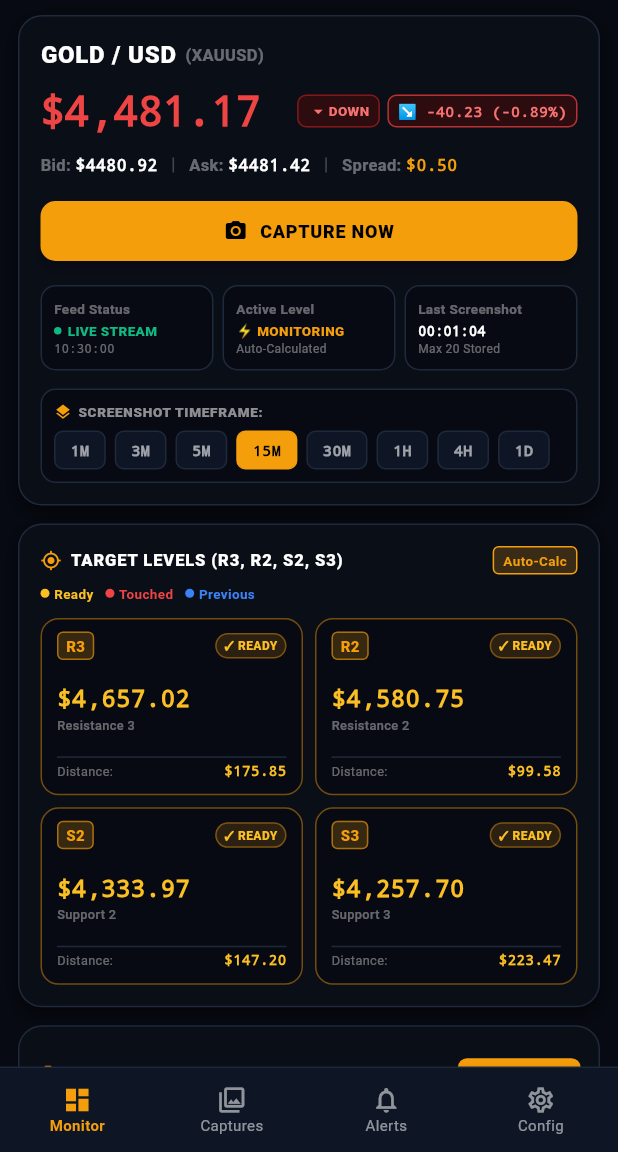
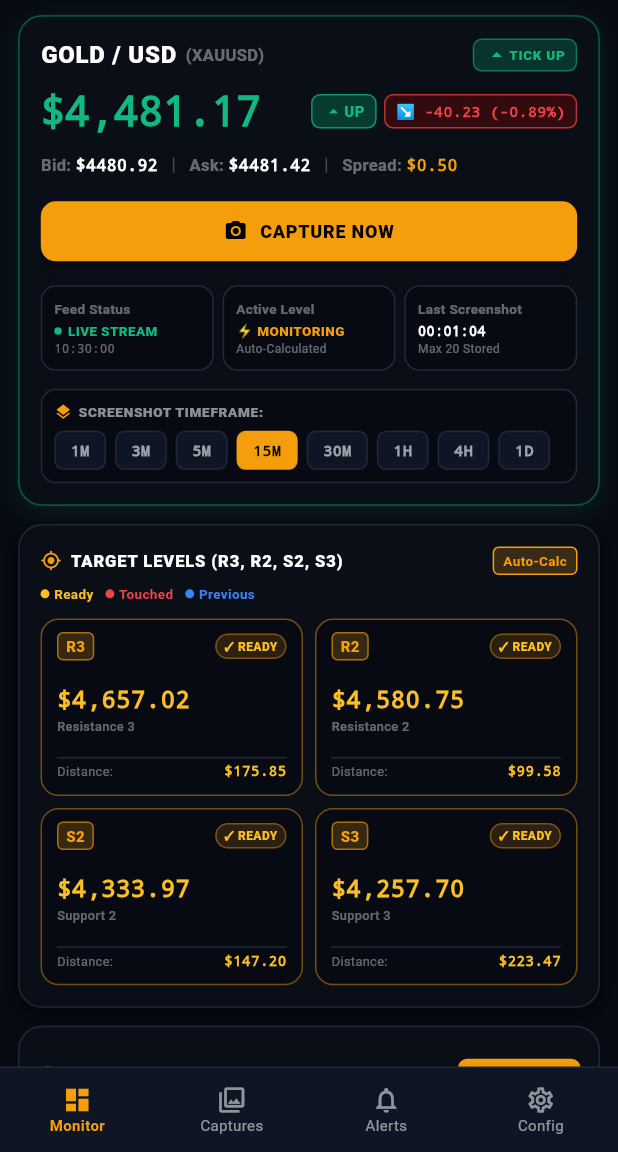
Before and after one commit to Jaspinder-18/gold_mobile_app-, a Flutter app: the screen it shows after launch, on a phone screen of 412 x 824 dp, the part 84-1236 px from its top. Run offline on Flutter 3.47's test engine with Material 3 defaults, Android fonts, the phone set to English and light mode, and no system bars; our stand-ins replace audioplayers, cached_network_image, flutter_local_notifications, photo_view, shared_preferences, socket_io_client; network calls fail.

Commit message:
Improve mobile UI with real-time price tick direction glow and persistent level fetching

```diff
--- a/lib/screens/home_screen.dart
+++ b/lib/screens/home_screen.dart
@@ -24,6 +24,8 @@ class _HomeScreenState extends State<HomeScreen> with SingleTickerProviderStateM
   PivotConfig _config = PivotConfig();
   List<AlertEvent> _alerts = [];
   bool _isConnected = false;
+  double _previousPrice = 0.0;
+  String _tickDirection = 'UP';
 
   final List<String> _timeframes = ['1M', '3M', '5M', '15M', '30M', '1H', '4H', '1D'];
 
@@ -38,9 +40,27 @@ class _HomeScreenState extends State<HomeScreen> with SingleTickerProviderStateM
     _config = _socketService.currentConfig;
     _alerts = _socketService.recentAlerts;
     _isConnected = _socketService.isConnected;
+    if (_tick != null) {
+      _previousPrice = _tick!.price;
+      _tickDirection = _tick!.change >= 0 ? 'UP' : 'DOWN';
+    }
 
     _socketService.onMarketTick = (tick) {
-      if (mounted) setState(() => _tick = tick);
+      if (mounted) {
+        setState(() {
+          if (_previousPrice > 0) {
+            if (tick.price > _previousPrice) {
+              _tickDirection = 'UP';
+            } else if (tick.price < _previousPrice) {
+              _tickDirection = 'DOWN';
+            }
+          } else {
+            _tickDirection = tick.change >= 0 ? 'UP' : 'DOWN';
+          }
+          _previousPrice = tick.price;
+          _tick = tick;
+        });
+      }
     };
 
     _socketService.onConfigUpdate = (config) {
@@ -330,22 +350,29 @@ class _HomeScreenState extends State<HomeScreen> with SingleTickerProviderStateM
   Widget _buildWebStyleSpotPriceCard(double price) {
     final change = _tick?.change ?? -40.23;
     final changePercent = _tick?.changePercent ?? -0.89;
-    final isPos = change >= 0;
+    final isDayPos = change >= 0;
+    final isTickUp = _tickDirection == 'UP';
     final bid = _tick?.bid ?? (price - 0.25);
     final ask = _tick?.ask ?? (price + 0.25);
     final spread = (ask - bid).abs();
     final timeStr = DateFormat('HH:mm:ss').format(DateTime.now());
+
+    final tickColor = isTickUp ? const Color(0xFF10B981) : const Color(0xFFEF4444);
+    final dayColor = isDayPos ? const Color(0xFF10B981) : const Color(0xFFEF4444);
 
     return Container(
       padding: const EdgeInsets.all(14),
       decoration: BoxDecoration(
         color: const Color(0xFF0A0E17),
         borderRadius: BorderRadius.circular(16),
-        border: Border.all(color: const Color(0xFF1E293B)),
+        border: Border.all(
+          color: isTickUp ? const Color(0xFF059669).withValues(alpha: 0.5) : const Color(0xFFDC2626).withValues(alpha: 0.5),
+          width: 1.2,
+        ),
         boxShadow: [
           BoxShadow(
-            color: Colors.black.withValues(alpha: 0.6),
-            blurRadius: 10,
+            color: isTickUp ? const Color(0xFF10B981).withValues(alpha: 0.12) : const Color(0xFFEF4444).withValues(alpha: 0.12),
+            blurRadius: 16,
             offset: const Offset(0, 4),
           ),
         ],
@@ -354,6 +381,9 @@ class _HomeScreenState extends State<HomeScreen> with SingleTickerProviderStateM
         crossAxisAlignment: CrossAxisAlignment.start,
         children: [
           // Title
+          Row(
+            mainAxisAlignment: MainAxisAlignment.spaceBetween,
+            children: [
               Row(
                 children: [
                   const Text(
@@ -364,6 +394,26 @@ class _HomeScreenState extends State<HomeScreen> with SingleTickerProviderStateM
                   const Text(
                     '(XAUUSD)',
                     style: TextStyle(color: Colors.white38, fontSize: 11, fontWeight: FontWeight.bold),
+                  ),
+                ],
+              ),
+              Container(
+                padding: const EdgeInsets.symmetric(horizontal: 7, vertical: 2),
+                decoration: BoxDecoration(
+                  color: isTickUp ? const Color(0xFF064E3B).withValues(alpha: 0.6) : const Color(0xFF450A0A).withValues(alpha: 0.6),
+                  borderRadius: BorderRadius.circular(6),
+                  border: Border.all(color: tickColor.withValues(alpha: 0.5)),
+                ),
+                child: Row(
+                  mainAxisSize: MainAxisSize.min,
+                  children: [
+                    Icon(isTickUp ? Icons.arrow_drop_up : Icons.arrow_drop_down, color: tickColor, size: 16),
+                    Text(
+                      isTickUp ? 'TICK UP' : 'TICK DOWN',
+                      style: TextStyle(color: tickColor, fontSize: 9, fontWeight: FontWeight.w900, letterSpacing: 0.5),
+                    ),
+                  ],
+                ),
               ),
             ],
           ),
@@ -382,7 +432,7 @@ class _HomeScreenState extends State<HomeScreen> with SingleTickerProviderStateM
                   child: Text(
                     '\$${NumberFormat('#,##0.00').format(price)}',
                     style: TextStyle(
-                      color: isPos ? const Color(0xFF10B981) : const Color(0xFFEF4444),
+                      color: tickColor,
                       fontWeight: FontWeight.w900,
                       fontSize: 28,
                       fontFamily: 'monospace',
@@ -396,35 +446,35 @@ class _HomeScreenState extends State<HomeScreen> with SingleTickerProviderStateM
                 mainAxisSize: MainAxisSize.min,
                 children: [
                   Container(
-                    padding: const EdgeInsets.symmetric(horizontal: 6, vertical: 3),
+                    padding: const EdgeInsets.symmetric(horizontal: 7, vertical: 3.5),
                     decoration: BoxDecoration(
-                      color: isPos ? const Color(0xFF064E3B).withValues(alpha: 0.5) : const Color(0xFF450A0A).withValues(alpha: 0.6),
+                      color: isTickUp ? const Color(0xFF064E3B).withValues(alpha: 0.7) : const Color(0xFF450A0A).withValues(alpha: 0.7),
                       borderRadius: BorderRadius.circular(6),
-                      border: Border.all(color: isPos ? const Color(0xFF059669).withValues(alpha: 0.6) : const Color(0xFF991B1B).withValues(alpha: 0.8)),
+                      border: Border.all(color: tickColor.withValues(alpha: 0.7)),
                     ),
                     child: Row(
                       mainAxisSize: MainAxisSize.min,
                       children: [
-                        Icon(isPos ? Icons.arrow_drop_up : Icons.arrow_drop_down, color: isPos ? const Color(0xFF34D399) : const Color(0xFFF87171), size: 14),
+                        Icon(isTickUp ? Icons.arrow_drop_up : Icons.arrow_drop_down, color: tickColor, size: 14),
                         Text(
-                          isPos ? 'UP' : 'DOWN',
-                          style: TextStyle(color: isPos ? const Color(0xFF34D399) : const Color(0xFFF87171), fontSize: 9, fontWeight: FontWeight.w900),
+                          isTickUp ? 'UP' : 'DOWN',
+                          style: TextStyle(color: tickColor, fontSize: 10, fontWeight: FontWeight.w900),
                         ),
                       ],
                     ),
                   ),
                   const SizedBox(width: 5),
                   Container(
-                    padding: const EdgeInsets.symmetric(horizontal: 6, vertical: 3),
+                    padding: const EdgeInsets.symmetric(horizontal: 7, vertical: 3.5),
                     decoration: BoxDecoration(
-                      color: isPos ? const Color(0xFF064E3B).withValues(alpha: 0.6) : const Color(0xFF450A0A).withValues(alpha: 0.6),
+                      color: isDayPos ? const Color(0xFF064E3B).withValues(alpha: 0.7) : const Color(0xFF450A0A).withValues(alpha: 0.7),
                       borderRadius: BorderRadius.circular(6),
-                      border: Border.all(color: isPos ? const Color(0xFF10B981).withValues(alpha: 0.7) : const Color(0xFFEF4444).withValues(alpha: 0.7)),
+                      border: Border.all(color: dayColor.withValues(alpha: 0.7)),
                     ),
                     child: Text(
-                      '${isPos ? '↗ +' : '↘ '}${change.toStringAsFixed(2)} (${changePercent.toStringAsFixed(2)}%)',
+                      '${isDayPos ? '↗ +' : '↘ '}${change.toStringAsFixed(2)} (${changePercent.toStringAsFixed(2)}%)',
                       style: TextStyle(
-                        color: isPos ? const Color(0xFF34D399) : const Color(0xFFF87171),
+                        color: dayColor,
                         fontSize: 10,
                         fontWeight: FontWeight.bold,
                         fontFamily: 'monospace',
```
Lines whose indentation alone changed are shown as unchanged.
